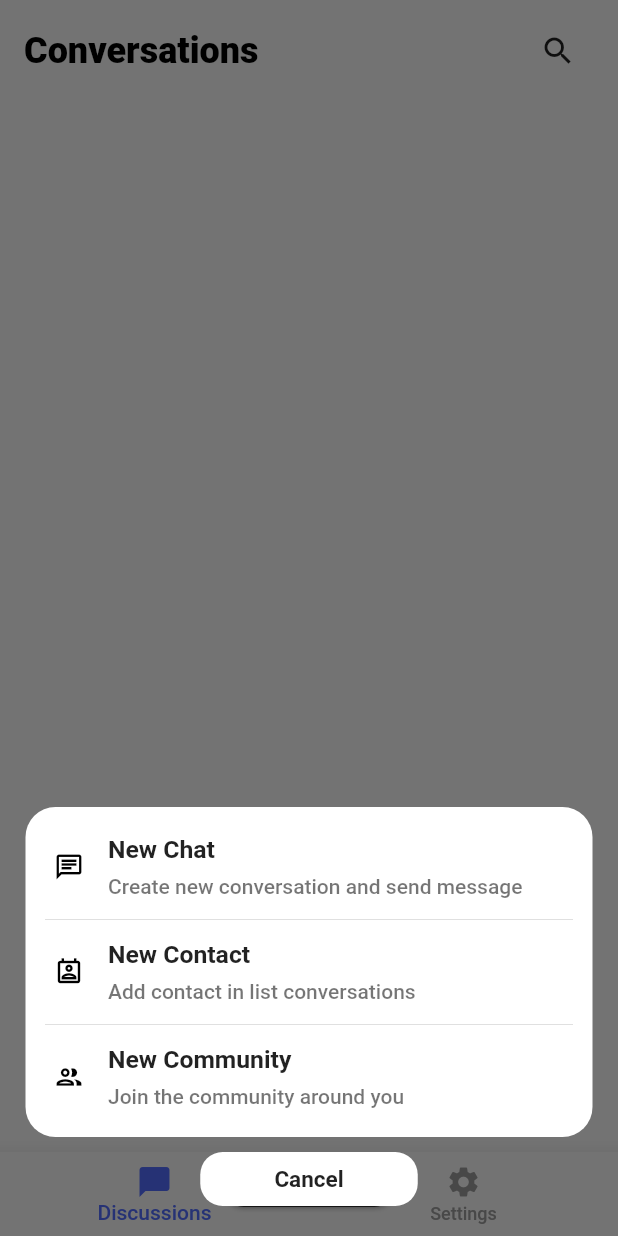
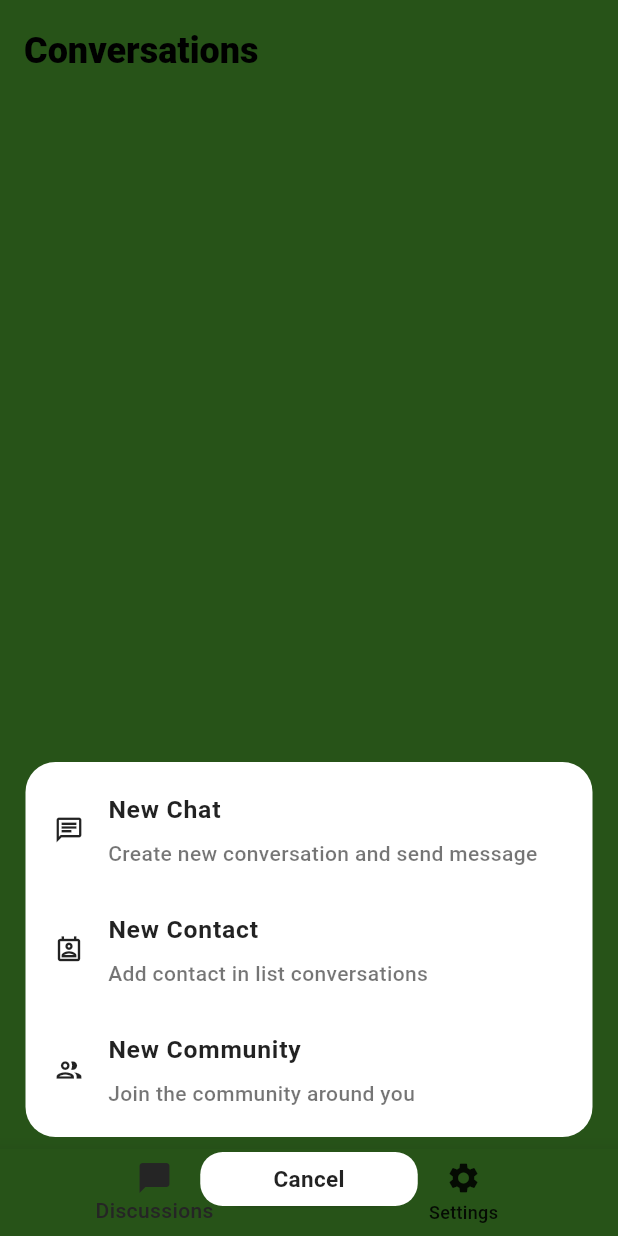
Before and after one commit to hacen27/my_chat_app, a Flutter app: the _HomePage screen opened directly, after a tap on "New Chat", on a phone screen of 412 x 824 dp. Run offline on Flutter 3.47's test engine with Material 2 defaults, Android fonts, the phone set to English and light mode, and no system bars; our stand-ins replace formz, go_router, shared_preferences, supabase_flutter, swipe_to, timeago and 1 more; accounts and stored records are empty; generated files the repository leaves out were written again.

Commit message:
clean code

```diff
--- a/lib/main.dart
+++ b/lib/main.dart
@@ -44,7 +44,9 @@ class MyApp extends StatelessWidget {
           localizationsDelegates: AppLocalizations.localizationsDelegates,
           supportedLocales: AppLocalizations.supportedLocales,
           locale: locale.locale,
-          theme: appTheme,
+          theme: MyAppThemes.lightTheme,
+          darkTheme: MyAppThemes.darkTheme,
+          themeMode: ThemeMode.system,
           onGenerateRoute: AppRouter().generateRoute,
           navigatorObservers: [routeObserver],
         );
--- a/lib/pages/home/home_page.dart
+++ b/lib/pages/home/home_page.dart
@@ -46,8 +46,8 @@ class _HomePageState extends State<_HomePage> {
       bottomNavigationBar: MediaQuery.of(context).size.width < 640
           ? BottomNavigationBar(
               currentIndex: _selectedIndex,
-              unselectedItemColor: Colors.grey,
-              selectedItemColor: Colors.indigoAccent,
+              unselectedItemColor: Theme.of(context).colorScheme.secondary,
+              selectedItemColor: Theme.of(context).colorScheme.onPrimary,
               elevation: 10,
               onTap: (int index) {
                 setState(() {
@@ -74,8 +74,8 @@ class _HomePageState extends State<_HomePage> {
                 });
               },
               labelType: NavigationRailLabelType.all,
-              selectedLabelTextStyle: const TextStyle(
-                color: Colors.amber,
+              selectedLabelTextStyle: TextStyle(
+                color: Theme.of(context).colorScheme.primary,
               ),
               leading: const Column(
                 children: [
@@ -104,7 +104,7 @@ class _HomePageState extends State<_HomePage> {
 
   void showDataBottomSheet(BuildContext context) {
     showModalBottomSheet<void>(
-      backgroundColor: Colors.transparent,
+      backgroundColor: Theme.of(context).colorScheme.onBackground,
       context: context,
       builder: (context) => Column(
         mainAxisAlignment: MainAxisAlignment.end,
@@ -114,9 +114,9 @@ class _HomePageState extends State<_HomePage> {
             padding: const EdgeInsets.all(13.0),
             margin:
                 const EdgeInsets.only(bottom: 8, top: 16, left: 17, right: 17),
-            decoration: const BoxDecoration(
-                color: Colors.white,
-                borderRadius: BorderRadius.all(Radius.circular(20.0))),
+            decoration: BoxDecoration(
+                color: Theme.of(context).colorScheme.background,
+                borderRadius: const BorderRadius.all(Radius.circular(20.0))),
             child: Column(
               mainAxisAlignment: MainAxisAlignment.start,
               mainAxisSize: MainAxisSize.min,
--- a/lib/pages/home/widget/section_widget.dart
+++ b/lib/pages/home/widget/section_widget.dart
@@ -22,7 +22,8 @@ class SectionWidget extends StatelessWidget {
         onTap: onTap,
         child: Row(
           children: [
-            Icon(icon, color: Theme.of(context).colorScheme.tertiary, size: 20),
+            Icon(icon,
+                color: Theme.of(context).colorScheme.secondary, size: 20),
             const SizedBox(width: 16.0),
             Expanded(
               child: Column(
--- a/lib/pages/home/widget/settings_widget.dart
+++ b/lib/pages/home/widget/settings_widget.dart
@@ -18,6 +18,7 @@ class _SettingsWidgetState extends State<SettingsWidget> {
   late String currentDefaultSystemLocale;
   late LocaleProvider _appLocale;
   int selectedLangIndex = 0;
+  ThemeMode themeMode = ThemeMode.system;
 
   @override
   void initState() {
@@ -45,8 +46,7 @@ class _SettingsWidgetState extends State<SettingsWidget> {
         langIndex = 2;
         break;
       default:
-        // Add logic to handle unexpected language codes
-        langIndex = 0; // Or choose a default index
+        langIndex = 0;
         break;
     }
     return langIndex;
@@ -54,13 +54,32 @@ class _SettingsWidgetState extends State<SettingsWidget> {
 
   @override
   Widget build(BuildContext context) {
-    _appLocale =
-        Provider.of<LocaleProvider>(context); // Use Provider within build
+    _appLocale = Provider.of<LocaleProvider>(context);
 
     return Scaffold(
       appBar: AppBar(
         title: const Text('Settings'),
         actions: [
+          TextButton(
+              onPressed: () {
+                setState(() {
+                  themeMode = ThemeMode.light;
+                });
+              },
+              child: Text(
+                "light",
+                style: Theme.of(context).textTheme.labelLarge,
+              )),
+          TextButton(
+              onPressed: () {
+                setState(() {
+                  themeMode = ThemeMode.dark;
+                });
+              },
+              child: Text(
+                "dark",
+                style: Theme.of(context).textTheme.labelLarge,
+              )),
           TextButton(
             onPressed: () async {
               await supabase.auth.signOut();
--- /dev/null
+++ b/lib/pages/widgets/app_pallete.dart
@@ -0,0 +1,20 @@
+import 'package:flutter/material.dart';
+
+class AppPallete {
+  static const Color backgroundColor = Colors.orange;
+  static const Color primaryColor = Colors.orange;
+  static const Color secondaryColor = Color(0xDD000000);
+  static const Color whiteColor = Colors.white;
+  static const Color greyColor = Colors.grey;
+  static const Color errorColor = Color(0xFFF32424);
+  static const Color transparentColor = Colors.transparent;
+  static const Color disabledBorderColor = Colors.blueGrey;
+  static const Color enabledBorderColor = Colors.black87;
+
+  static const Color titleLarge = Colors.black;
+  static const Color titleMedium = Colors.black;
+  static const Color bodyLarge = Colors.black87;
+  static const Color bodyMedium = Colors.black54;
+  static const Color bodySmall = Colors.black54;
+  static const Color labelLarge = Colors.black54;
+}
--- a/lib/pages/widgets/app_theme.dart
+++ b/lib/pages/widgets/app_theme.dart
@@ -1,69 +1,175 @@
 import 'package:flutter/material.dart';
+import 'package:my_chat_app/pages/widgets/app_pallete.dart';
 
-final appTheme = ThemeData(
-  colorScheme: const ColorScheme(
+class MyAppThemes {
+  static final lightTheme = ThemeData(
+    useMaterial3: true,
+    colorScheme: const ColorScheme.light(
       brightness: Brightness.light,
-    primary: Colors.orange,
+      primary: AppPallete.primaryColor,
       onPrimary: Color(0xFF505050),
-    secondary: Color(0xFFBBBBBB),
+      secondary: AppPallete.secondaryColor,
       onSecondary: Color(0xFFEAEAEA),
-    error: Color(0xFFF32424),
+      error: AppPallete.errorColor,
       onError: Color(0xFFF32424),
-    background: Color(0xFFF1F2F3),
-    onBackground: Color(0xFFFFFFFF),
+      background: AppPallete.whiteColor,
+      onBackground: AppPallete.transparentColor,
       surface: Color(0xFF54B435),
       onSurface: Color(0xFF54B435),
       primaryContainer: Color(0xDD000000),
       tertiary: Color(0xFF000000),
     ),
+
     textTheme: const TextTheme(
       titleLarge: TextStyle(
-        fontSize: 24, fontWeight: FontWeight.w900, color: Colors.black),
+          fontSize: 24,
+          fontWeight: FontWeight.w900,
+          color: AppPallete.titleLarge),
       titleMedium: TextStyle(
-        fontSize: 18, fontWeight: FontWeight.w600, color: Colors.black),
+          fontSize: 18,
+          fontWeight: FontWeight.w600,
+          color: AppPallete.titleMedium),
       bodyLarge: TextStyle(
-        fontSize: 16.5, fontWeight: FontWeight.w700, color: Colors.black87),
+          fontSize: 16.5,
+          fontWeight: FontWeight.w700,
+          color: AppPallete.bodyLarge),
       bodyMedium: TextStyle(
-        fontSize: 14, fontWeight: FontWeight.w500, color: Colors.black54),
+          fontSize: 14,
+          fontWeight: FontWeight.w500,
+          color: AppPallete.bodyMedium),
       bodySmall: TextStyle(
-        fontSize: 13, fontWeight: FontWeight.w900, color: Colors.black54),
+          fontSize: 13,
+          fontWeight: FontWeight.w900,
+          color: AppPallete.bodySmall),
       labelLarge: TextStyle(
-        fontSize: 14, fontWeight: FontWeight.w900, color: Colors.white),
+          fontSize: 14,
+          fontWeight: FontWeight.w900,
+          color: AppPallete.labelLarge),
     ),
+
+    ///
     appBarTheme: const AppBarTheme(
       elevation: 1,
-    backgroundColor: Colors.orange,
-    iconTheme: IconThemeData(color: Colors.black),
+      backgroundColor: AppPallete.backgroundColor,
+      iconTheme: IconThemeData(color: AppPallete.secondaryColor),
       titleTextStyle: TextStyle(
-        fontSize: 20, fontWeight: FontWeight.w900, color: Colors.black),
+          fontSize: 20,
+          fontWeight: FontWeight.w900,
+          color: AppPallete.secondaryColor),
     ),
     inputDecorationTheme: InputDecorationTheme(
       floatingLabelStyle: const TextStyle(
-      color: Colors.orange,
+        color: AppPallete.primaryColor,
       ),
       border: OutlineInputBorder(
         borderRadius: BorderRadius.circular(12),
         borderSide: const BorderSide(
-        color: Colors.white,
+          color: AppPallete.whiteColor,
           width: 2,
         ),
       ),
-    focusColor: Colors.orange,
+      focusColor: AppPallete.primaryColor,
       focusedBorder: OutlineInputBorder(
         borderRadius: BorderRadius.circular(10),
         borderSide: const BorderSide(
-        color: Colors.orange,
+          color: AppPallete.primaryColor,
           width: 2,
         ),
       ),
       disabledBorder: const OutlineInputBorder(
         borderRadius: BorderRadius.all(Radius.circular(10)),
-      borderSide: BorderSide(width: 1, color: Colors.blueGrey),
+        borderSide: BorderSide(width: 1, color: AppPallete.disabledBorderColor),
       ),
       enabledBorder: const OutlineInputBorder(
         borderRadius: BorderRadius.all(Radius.circular(10)),
-      borderSide: BorderSide(width: 1, color: Colors.black87),
+        borderSide: BorderSide(width: 1, color: AppPallete.enabledBorderColor),
       ),
     ),
-  primaryColor: Colors.orange,
+    primaryColor: AppPallete.primaryColor,
   );
+
+  static final darkTheme = ThemeData(
+    useMaterial3: true,
+    colorScheme: const ColorScheme.dark(
+      brightness: Brightness.dark,
+      primary: Color(0xFFEAEAEA),
+      onPrimary: Color(0xFF505050),
+      secondary: AppPallete.secondaryColor,
+      onSecondary: Color(0xFFEAEAEA),
+      error: AppPallete.errorColor,
+      onError: Color(0xFFF32424),
+      background: AppPallete.whiteColor,
+      onBackground: AppPallete.transparentColor,
+      surface: Color(0xFF54B435),
+      onSurface: Color(0xFF54B435),
+      primaryContainer: Color(0xDD000000),
+      tertiary: Color(0xFF000000),
+    ),
+
+    textTheme: const TextTheme(
+      titleLarge: TextStyle(
+          fontSize: 24,
+          fontWeight: FontWeight.w900,
+          color: AppPallete.whiteColor),
+      titleMedium: TextStyle(
+          fontSize: 18,
+          fontWeight: FontWeight.w600,
+          color: AppPallete.whiteColor),
+      bodyLarge: TextStyle(
+          fontSize: 16.5,
+          fontWeight: FontWeight.w700,
+          color: AppPallete.whiteColor),
+      bodyMedium: TextStyle(
+          fontSize: 14,
+          fontWeight: FontWeight.w500,
+          color: AppPallete.whiteColor),
+      bodySmall: TextStyle(
+          fontSize: 13,
+          fontWeight: FontWeight.w900,
+          color: AppPallete.whiteColor),
+      labelLarge: TextStyle(
+          fontSize: 14,
+          fontWeight: FontWeight.w900,
+          color: AppPallete.whiteColor),
+    ),
+
+    ///
+    appBarTheme: const AppBarTheme(
+      elevation: 1,
+      iconTheme: IconThemeData(color: AppPallete.secondaryColor),
+      titleTextStyle: TextStyle(
+          fontSize: 20,
+          fontWeight: FontWeight.w900,
+          color: AppPallete.secondaryColor),
+    ),
+    inputDecorationTheme: InputDecorationTheme(
+      floatingLabelStyle: const TextStyle(
+        color: AppPallete.titleLarge,
+      ),
+      border: OutlineInputBorder(
+        borderRadius: BorderRadius.circular(12),
+        borderSide: const BorderSide(
+          color: AppPallete.whiteColor,
+          width: 2,
+        ),
+      ),
+      focusColor: AppPallete.whiteColor,
+      focusedBorder: OutlineInputBorder(
+        borderRadius: BorderRadius.circular(10),
+        borderSide: const BorderSide(
+          color: AppPallete.primaryColor,
+          width: 2,
+        ),
+      ),
+      disabledBorder: const OutlineInputBorder(
+        borderRadius: BorderRadius.all(Radius.circular(10)),
+        borderSide: BorderSide(width: 1, color: AppPallete.disabledBorderColor),
+      ),
+      enabledBorder: const OutlineInputBorder(
+        borderRadius: BorderRadius.all(Radius.circular(10)),
+        borderSide: BorderSide(width: 1, color: AppPallete.enabledBorderColor),
+      ),
+    ),
+    primaryColor: AppPallete.secondaryColor,
+  );
+}
--- a/lib/utils/locale_storage.dart
+++ b/lib/utils/locale_storage.dart
@@ -1,4 +1,3 @@
-import 'package:flutter/material.dart';
 import 'package:shared_preferences/shared_preferences.dart';
 
 class LocaleStorage {
```
Lines whose indentation alone changed are shown as unchanged.
